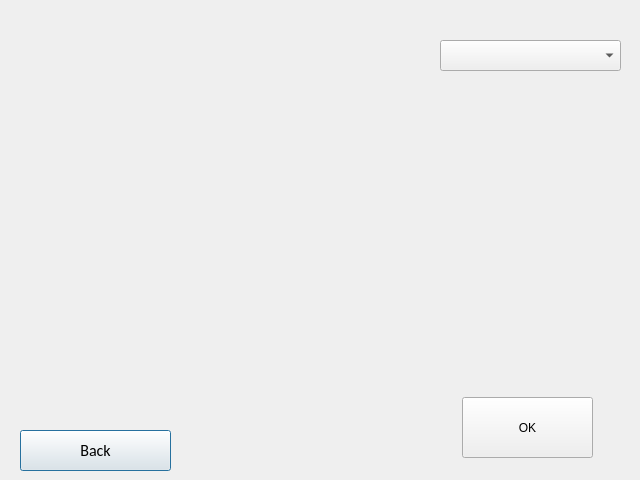
First picture: the form in UITrainer.ui, repository MichailKon/EmotionTrainer, before the edit.
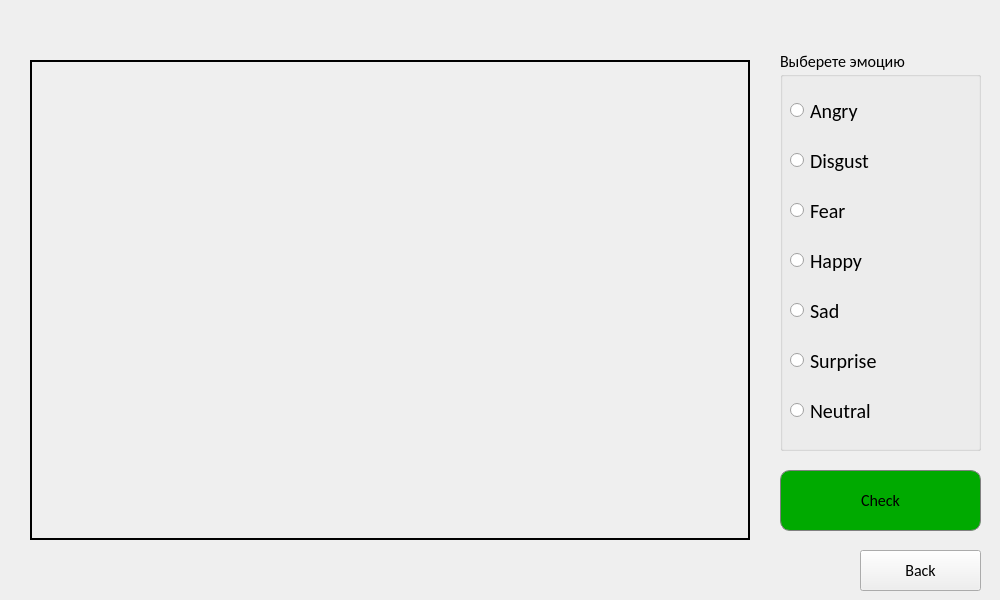
Second picture: the form after the edit.

```diff
--- a/UITrainer.ui
+++ b/UITrainer.ui
@@ -6,79 +6,464 @@
    <rect>
     <x>0</x>
     <y>0</y>
-    <width>640</width>
-    <height>480</height>
+    <width>1000</width>
+    <height>600</height>
    </rect>
   </property>
   <property name="windowTitle">
    <string>Dialog</string>
   </property>
-  <widget class="QComboBox" name="Emotion">
+  <widget class="QPushButton" name="pushButton">
    <property name="geometry">
     <rect>
-     <x>440</x>
-     <y>40</y>
-     <width>181</width>
-     <height>31</height>
+     <x>780</x>
+     <y>470</y>
+     <width>201</width>
+     <height>61</height>
     </rect>
    </property>
+   <property name="palette">
+    <palette>
+     <active>
+      <colorrole role="Button">
+       <brush brushstyle="SolidPattern">
+        <color alpha="255">
+         <red>0</red>
+         <green>170</green>
+         <blue>0</blue>
+        </color>
+       </brush>
+      </colorrole>
+      <colorrole role="Base">
+       <brush brushstyle="SolidPattern">
+        <color alpha="255">
+         <red>0</red>
+         <green>170</green>
+         <blue>0</blue>
+        </color>
+       </brush>
+      </colorrole>
+      <colorrole role="Window">
+       <brush brushstyle="SolidPattern">
+        <color alpha="255">
+         <red>0</red>
+         <green>170</green>
+         <blue>0</blue>
+        </color>
+       </brush>
+      </colorrole>
+     </active>
+     <inactive>
+      <colorrole role="Button">
+       <brush brushstyle="SolidPattern">
+        <color alpha="255">
+         <red>0</red>
+         <green>170</green>
+         <blue>0</blue>
+        </color>
+       </brush>
+      </colorrole>
+      <colorrole role="Base">
+       <brush brushstyle="SolidPattern">
+        <color alpha="255">
+         <red>0</red>
+         <green>170</green>
+         <blue>0</blue>
+        </color>
+       </brush>
+      </colorrole>
+      <colorrole role="Window">
+       <brush brushstyle="SolidPattern">
+        <color alpha="255">
+         <red>0</red>
+         <green>170</green>
+         <blue>0</blue>
+        </color>
+       </brush>
+      </colorrole>
+     </inactive>
+     <disabled>
+      <colorrole role="Button">
+       <brush brushstyle="SolidPattern">
+        <color alpha="255">
+         <red>0</red>
+         <green>170</green>
+         <blue>0</blue>
+        </color>
+       </brush>
+      </colorrole>
+      <colorrole role="Base">
+       <brush brushstyle="SolidPattern">
+        <color alpha="255">
+         <red>0</red>
+         <green>170</green>
+         <blue>0</blue>
+        </color>
+       </brush>
+      </colorrole>
+      <colorrole role="Window">
+       <brush brushstyle="SolidPattern">
+        <color alpha="255">
+         <red>0</red>
+         <green>170</green>
+         <blue>0</blue>
+        </color>
+       </brush>
+      </colorrole>
+     </disabled>
+    </palette>
+   </property>
    <property name="font">
     <font>
      <family>Calibri</family>
      <pointsize>12</pointsize>
+     <weight>50</weight>
+     <bold>false</bold>
+     <stylestrategy>PreferDefault</stylestrategy>
+     <kerning>true</kerning>
     </font>
    </property>
    <property name="cursor">
     <cursorShape>PointingHandCursor</cursorShape>
    </property>
-   <property name="editable">
+   <property name="layoutDirection">
+    <enum>Qt::LeftToRight</enum>
+   </property>
+   <property name="styleSheet">
+    <string notr="true">QPushButton
+{
+	background-color : rgb(0, 170, 0);
+    border-style: solid;
+    border-width: 1px;
+    border-radius: 10px;
+    border-color: gray;
+    padding: 6px;
+}
+
+QPushButton:hover
+{
+	background-color : rgb(0, 150, 0);
+    border-style: solid;
+    border-width: 2px;
+    border-radius: 10px;
+    border-color: gray;
+    padding: 6px;
+}
+
+QPushButton:pressed
+{
+	background-color : rgb(0, 100, 0);
+    border-style: solid;
+    border-width: 2px;
+    border-radius: 10px;
+    border-color: gray;
+    padding: 6px;
+}</string>
+   </property>
+   <property name="text">
+    <string>Check</string>
+   </property>
+  </widget>
+  <widget class="QLabel" name="Image">
+   <property name="geometry">
+    <rect>
+     <x>30</x>
+     <y>60</y>
+     <width>720</width>
+     <height>480</height>
+    </rect>
+   </property>
+   <property name="frameShape">
+    <enum>QFrame::Box</enum>
+   </property>
+   <property name="lineWidth">
+    <number>2</number>
+   </property>
+   <property name="text">
+    <string/>
+   </property>
+  </widget>
+  <widget class="QGroupBox" name="Emotions">
+   <property name="geometry">
+    <rect>
+     <x>780</x>
+     <y>50</y>
+     <width>201</width>
+     <height>401</height>
+    </rect>
+   </property>
+   <property name="font">
+    <font>
+     <family>Calibri</family>
+     <pointsize>12</pointsize>
+    </font>
+   </property>
+   <property name="styleSheet">
+    <string notr="true">QGropBox#Emotions {
+	 background-color: red;
+    border-style: outset;
+    border-width: 2px;
+    border-radius: 10px;
+    border-color: beige;
+    font: bold 14px;
+    min-width: 10em;
+    padding: 6px;
+}</string>
+   </property>
+   <property name="title">
+    <string>Выберете эмоцию</string>
+   </property>
+   <property name="flat">
     <bool>false</bool>
    </property>
-   <property name="currentIndex">
-    <number>-1</number>
+   <property name="checkable">
+    <bool>false</bool>
    </property>
-   <item>
-    <property name="text">
-     <string>Neutral</string>
+   <widget class="QRadioButton" name="radioButton">
+    <property name="geometry">
+     <rect>
+      <x>10</x>
+      <y>40</y>
+      <width>181</width>
+      <height>41</height>
+     </rect>
     </property>
-   </item>
-   <item>
-    <property name="text">
-     <string>Happy</string>
+    <property name="font">
+     <font>
+      <family>Calibri</family>
+      <pointsize>15</pointsize>
+     </font>
     </property>
-   </item>
-   <item>
-    <property name="text">
-     <string>Sad</string>
+    <property name="cursor">
+     <cursorShape>PointingHandCursor</cursorShape>
     </property>
-   </item>
-   <item>
+    <property name="layoutDirection">
+     <enum>Qt::LeftToRight</enum>
+    </property>
     <property name="text">
      <string>Angry</string>
     </property>
-   </item>
-   <item>
+    <property name="iconSize">
+     <size>
+      <width>40</width>
+      <height>40</height>
+     </size>
+    </property>
+    <property name="autoExclusive">
+     <bool>false</bool>
+    </property>
+   </widget>
+   <widget class="QRadioButton" name="radioButton_2">
+    <property name="geometry">
+     <rect>
+      <x>10</x>
+      <y>90</y>
+      <width>181</width>
+      <height>41</height>
+     </rect>
+    </property>
+    <property name="font">
+     <font>
+      <family>Calibri</family>
+      <pointsize>15</pointsize>
+     </font>
+    </property>
+    <property name="cursor">
+     <cursorShape>PointingHandCursor</cursorShape>
+    </property>
+    <property name="layoutDirection">
+     <enum>Qt::LeftToRight</enum>
+    </property>
     <property name="text">
      <string>Disgust</string>
     </property>
-   </item>
-   <item>
-    <property name="text">
-     <string comment="Sup" extracomment="lool">Surprised</string>
+    <property name="iconSize">
+     <size>
+      <width>40</width>
+      <height>40</height>
+     </size>
     </property>
-   </item>
-   <item>
+    <property name="autoExclusive">
+     <bool>false</bool>
+    </property>
+   </widget>
+   <widget class="QRadioButton" name="radioButton_3">
+    <property name="geometry">
+     <rect>
+      <x>10</x>
+      <y>140</y>
+      <width>181</width>
+      <height>41</height>
+     </rect>
+    </property>
+    <property name="font">
+     <font>
+      <family>Calibri</family>
+      <pointsize>15</pointsize>
+     </font>
+    </property>
+    <property name="cursor">
+     <cursorShape>PointingHandCursor</cursorShape>
+    </property>
+    <property name="layoutDirection">
+     <enum>Qt::LeftToRight</enum>
+    </property>
     <property name="text">
      <string>Fear</string>
     </property>
-   </item>
+    <property name="iconSize">
+     <size>
+      <width>40</width>
+      <height>40</height>
+     </size>
+    </property>
+    <property name="autoExclusive">
+     <bool>false</bool>
+    </property>
+   </widget>
+   <widget class="QRadioButton" name="radioButton_4">
+    <property name="geometry">
+     <rect>
+      <x>10</x>
+      <y>190</y>
+      <width>181</width>
+      <height>41</height>
+     </rect>
+    </property>
+    <property name="font">
+     <font>
+      <family>Calibri</family>
+      <pointsize>15</pointsize>
+     </font>
+    </property>
+    <property name="cursor">
+     <cursorShape>PointingHandCursor</cursorShape>
+    </property>
+    <property name="layoutDirection">
+     <enum>Qt::LeftToRight</enum>
+    </property>
+    <property name="text">
+     <string>Happy</string>
+    </property>
+    <property name="iconSize">
+     <size>
+      <width>40</width>
+      <height>40</height>
+     </size>
+    </property>
+    <property name="autoExclusive">
+     <bool>false</bool>
+    </property>
+   </widget>
+   <widget class="QRadioButton" name="radioButton_5">
+    <property name="geometry">
+     <rect>
+      <x>10</x>
+      <y>240</y>
+      <width>181</width>
+      <height>41</height>
+     </rect>
+    </property>
+    <property name="font">
+     <font>
+      <family>Calibri</family>
+      <pointsize>15</pointsize>
+     </font>
+    </property>
+    <property name="cursor">
+     <cursorShape>PointingHandCursor</cursorShape>
+    </property>
+    <property name="layoutDirection">
+     <enum>Qt::LeftToRight</enum>
+    </property>
+    <property name="text">
+     <string>Sad</string>
+    </property>
+    <property name="iconSize">
+     <size>
+      <width>40</width>
+      <height>40</height>
+     </size>
+    </property>
+    <property name="autoExclusive">
+     <bool>false</bool>
+    </property>
+   </widget>
+   <widget class="QRadioButton" name="radioButton_6">
+    <property name="geometry">
+     <rect>
+      <x>10</x>
+      <y>290</y>
+      <width>181</width>
+      <height>41</height>
+     </rect>
+    </property>
+    <property name="font">
+     <font>
+      <family>Calibri</family>
+      <pointsize>15</pointsize>
+     </font>
+    </property>
+    <property name="cursor">
+     <cursorShape>PointingHandCursor</cursorShape>
+    </property>
+    <property name="layoutDirection">
+     <enum>Qt::LeftToRight</enum>
+    </property>
+    <property name="text">
+     <string>Surprise</string>
+    </property>
+    <property name="iconSize">
+     <size>
+      <width>40</width>
+      <height>40</height>
+     </size>
+    </property>
+    <property name="autoExclusive">
+     <bool>false</bool>
+    </property>
+   </widget>
+   <widget class="QRadioButton" name="radioButton_7">
+    <property name="geometry">
+     <rect>
+      <x>10</x>
+      <y>340</y>
+      <width>181</width>
+      <height>41</height>
+     </rect>
+    </property>
+    <property name="font">
+     <font>
+      <family>Calibri</family>
+      <pointsize>15</pointsize>
+     </font>
+    </property>
+    <property name="cursor">
+     <cursorShape>PointingHandCursor</cursorShape>
+    </property>
+    <property name="layoutDirection">
+     <enum>Qt::LeftToRight</enum>
+    </property>
+    <property name="text">
+     <string>Neutral</string>
+    </property>
+    <property name="iconSize">
+     <size>
+      <width>40</width>
+      <height>40</height>
+     </size>
+    </property>
+    <property name="autoExclusive">
+     <bool>false</bool>
+    </property>
+   </widget>
   </widget>
-  <widget class="QPushButton" name="ToMainWindow">
+  <widget class="QPushButton" name="pushButton_2">
    <property name="geometry">
     <rect>
-     <x>20</x>
-     <y>430</y>
-     <width>151</width>
+     <x>860</x>
+     <y>550</y>
+     <width>121</width>
      <height>41</height>
     </rect>
    </property>
@@ -95,49 +480,13 @@
    <property name="cursor">
     <cursorShape>PointingHandCursor</cursorShape>
    </property>
+   <property name="styleSheet">
+    <string notr="true"/>
+   </property>
    <property name="text">
     <string>Back</string>
    </property>
   </widget>
-  <widget class="QLabel" name="Image">
-   <property name="geometry">
-    <rect>
-     <x>10</x>
-     <y>40</y>
-     <width>400</width>
-     <height>350</height>
-    </rect>
-   </property>
-   <property name="text">
-    <string/>
-   </property>
-  </widget>
-  <widget class="QPushButton" name="SetNextFace">
-   <property name="geometry">
-    <rect>
-     <x>462</x>
-     <y>397</y>
-     <width>131</width>
-     <height>61</height>
-    </rect>
-   </property>
-   <property name="text">
-    <string>OK</string>
-   </property>
-  </widget>
-  <widget class="QLabel" name="IsUserRight">
-   <property name="geometry">
-    <rect>
-     <x>490</x>
-     <y>350</y>
-     <width>81</width>
-     <height>31</height>
-    </rect>
-   </property>
-   <property name="text">
-    <string/>
-   </property>
-  </widget>
  </widget>
  <resources/>
  <connections/>
```
